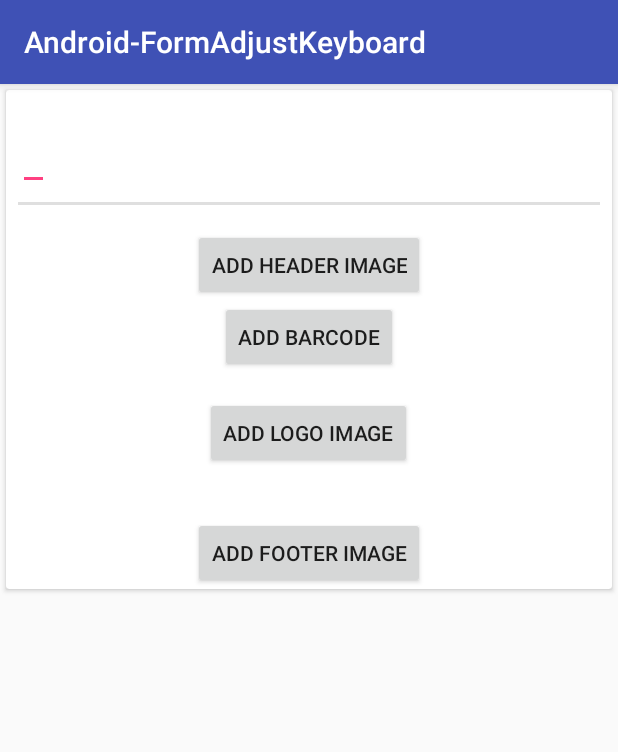
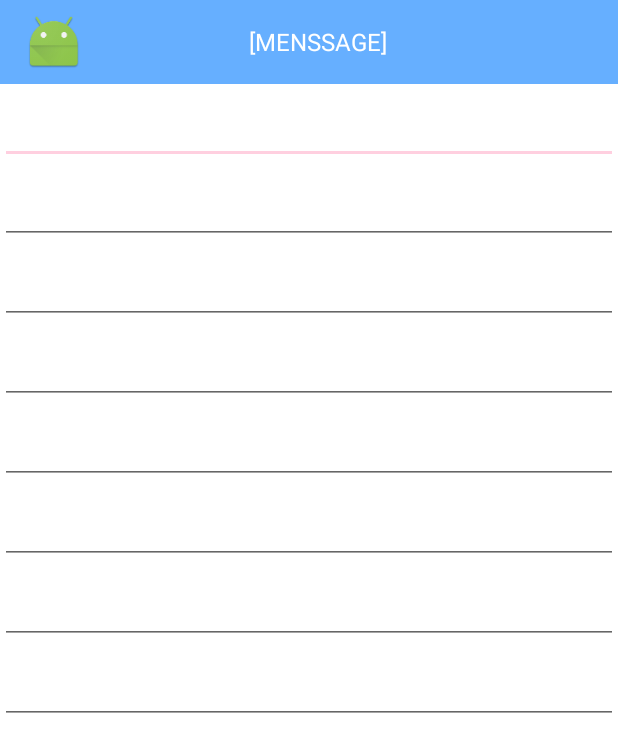
Before and after one commit to PibeDx/Android-FormAdjustKeyboard, an Android app: the screen it shows after launch (MainActivity), on a phone screen of 412 x 824 dp. Shown: the top 752 px of the screen. Run offline under Robolectric (Android 15) with nearby library versions, the phone set to English and light mode, and no system bars; plain views replace CategoryIndicatorViewWithIcon, TimeAndNavBar.

Commit message:
refactor change smaple with constraint

```diff
--- a/app/src/main/AndroidManifest.xml
+++ b/app/src/main/AndroidManifest.xml
@@ -9,7 +9,11 @@
         android:roundIcon="@mipmap/ic_launcher_round"
         android:supportsRtl="true"
         android:theme="@style/AppTheme">
-        <activity android:name=".MainActivity">
+        <activity android:name=".MainActivity"
+        android:windowSoftInputMode="adjustResize"
+
+        >
+
             <intent-filter>
                 <action android:name="android.intent.action.MAIN"/>
 
--- a/app/src/main/java/com/josecuentas/android_formadjustkeyboard/MainActivity.java
+++ b/app/src/main/java/com/josecuentas/android_formadjustkeyboard/MainActivity.java
@@ -1,13 +1,13 @@
 package com.josecuentas.android_formadjustkeyboard;
 
+import android.os.Bundle;
 import android.support.v7.app.AppCompatActivity;
-import android.os.Bundle;
 
 public class MainActivity extends AppCompatActivity {
 
     @Override
     protected void onCreate(Bundle savedInstanceState) {
         super.onCreate(savedInstanceState);
-        setContentView(R.layout.activity_main);
+        setContentView(R.layout.activity_main2);
     }
 }
--- a/app/src/main/res/layout/activity_main.xml
+++ b/app/src/main/res/layout/activity_main.xml
@@ -51,7 +51,7 @@
 
                         <EditText
                             android:id="@+id/passTitle"
-                            android:layout_width="wrap_content"
+                            android:layout_width="match_parent"
                             android:layout_height="wrap_content"
                             android:paddingTop="4dp"
                             android:textAppearance="?android:attr/textAppearanceMedium"
--- /dev/null
+++ b/app/src/main/res/layout/activity_main2.xml
@@ -0,0 +1,185 @@
+<?xml version="1.0" encoding="utf-8"?>
+<android.support.constraint.ConstraintLayout
+    xmlns:android="http://schemas.android.com/apk/res/android"
+    xmlns:app="http://schemas.android.com/apk/res-auto"
+    xmlns:tools="http://schemas.android.com/tools"
+    android:layout_width="match_parent"
+    android:layout_height="match_parent"
+    android:background="#ff0000"
+    android:clipToPadding="false"
+    android:fitsSystemWindows="true"
+    >
+
+
+    <android.support.v7.widget.Toolbar
+        android:id="@+id/toolbar"
+        android:layout_width="0dp"
+        android:layout_height="?attr/actionBarSize"
+        android:background="#66AFFF"
+        android:minHeight="200dp"
+        android:fitsSystemWindows="false"
+        app:layout_constraintHorizontal_bias="0.0"
+        app:layout_constraintLeft_toLeftOf="parent"
+        app:layout_constraintRight_toRightOf="parent"
+        app:layout_constraintTop_toTopOf="parent"
+        >
+
+        <RelativeLayout
+            android:layout_width="match_parent"
+            android:layout_height="match_parent"
+            android:layout_margin="3dp"
+            >
+
+            <android.support.v7.widget.AppCompatImageView
+                android:id="@+id/iviMenu"
+                android:layout_width="40dp"
+                android:layout_height="40dp"
+                android:layout_alignParentLeft="true"
+                android:layout_centerVertical="true"
+                android:adjustViewBounds="true"
+                android:scaleType="centerInside"
+                app:srcCompat="@mipmap/ic_launcher"
+                />
+
+            <TextView
+                android:id="@+id/tviTitle"
+                android:layout_width="wrap_content"
+                android:layout_height="wrap_content"
+                android:layout_centerInParent="true"
+                android:text="[MENSSAGE]"
+                android:textColor="#FFF"
+                android:textSize="16sp"
+                />
+
+        </RelativeLayout>
+    </android.support.v7.widget.Toolbar>
+
+
+    <android.support.constraint.ConstraintLayout
+        android:id="@+id/pass_card"
+        android:layout_width="0dp"
+        android:layout_height="0dp"
+        android:background="#FFFFFF"
+        android:orientation="vertical"
+        android:visibility="visible"
+        app:layout_constraintBottom_toBottomOf="parent"
+        app:layout_constraintLeft_toLeftOf="parent"
+        app:layout_constraintRight_toRightOf="parent"
+        app:layout_constraintTop_toBottomOf="@+id/toolbar"
+        >
+        <!--android:background="#e415e4"-->
+
+        <ScrollView
+            android:layout_width="0dp"
+            android:layout_height="0dp"
+            android:layout_marginBottom="8dp"
+            android:layout_marginTop="0dp"
+            app:layout_constraintBottom_toBottomOf="parent"
+            app:layout_constraintLeft_toLeftOf="parent"
+            app:layout_constraintRight_toRightOf="parent"
+            app:layout_constraintTop_toTopOf="parent"
+            app:layout_constraintVertical_bias="0.0"
+            android:fillViewport="true"
+
+            >
+
+            <!--<LinearLayout
+                android:layout_width="wrap_content"
+                android:layout_height="wrap_content"
+                android:orientation="vertical"
+                >
+            </LinearLayout>-->
+
+            <android.support.constraint.ConstraintLayout
+                android:layout_width="match_parent"
+                android:layout_height="wrap_content"
+                >
+
+                <EditText
+                    android:id="@+id/edittext1"
+                    android:layout_width="0dp"
+                    android:layout_height="wrap_content"
+                    android:layout_marginTop="8dp"
+                    app:layout_constraintLeft_toLeftOf="parent"
+                    app:layout_constraintRight_toRightOf="parent"
+                    app:layout_constraintTop_toTopOf="parent"
+                    />
+
+                <EditText
+                    android:id="@+id/edittext2"
+                    android:layout_width="0dp"
+                    android:layout_height="wrap_content"
+                    android:layout_marginTop="8dp"
+                    app:layout_constraintLeft_toLeftOf="parent"
+                    app:layout_constraintRight_toRightOf="parent"
+                    app:layout_constraintTop_toBottomOf="@+id/edittext1"
+                    />
+
+                <EditText
+                    android:id="@+id/edittext3"
+                    android:layout_width="0dp"
+                    android:layout_height="wrap_content"
+                    android:layout_marginTop="8dp"
+                    app:layout_constraintLeft_toLeftOf="parent"
+                    app:layout_constraintRight_toRightOf="parent"
+                    app:layout_constraintTop_toBottomOf="@+id/edittext2"
+                    />
+
+                <EditText
+                    android:id="@+id/edittext4"
+                    android:layout_width="0dp"
+                    android:layout_height="wrap_content"
+                    android:layout_marginTop="8dp"
+                    app:layout_constraintLeft_toLeftOf="parent"
+                    app:layout_constraintRight_toRightOf="parent"
+                    app:layout_constraintTop_toBottomOf="@+id/edittext3"
+                    />
+
+                <EditText
+                    android:id="@+id/edittext5"
+                    android:layout_width="0dp"
+                    android:layout_height="wrap_content"
+                    android:layout_marginTop="8dp"
+                    app:layout_constraintLeft_toLeftOf="parent"
+                    app:layout_constraintRight_toRightOf="parent"
+                    app:layout_constraintTop_toBottomOf="@+id/edittext4"
+                    />
+
+                <EditText
+                    android:id="@+id/edittext6"
+                    android:layout_width="0dp"
+                    android:layout_height="wrap_content"
+                    android:layout_marginTop="8dp"
+                    app:layout_constraintLeft_toLeftOf="parent"
+                    app:layout_constraintRight_toRightOf="parent"
+                    app:layout_constraintTop_toBottomOf="@+id/edittext5"
+                    />
+
+                <EditText
+                    android:id="@+id/edittext7"
+                    android:layout_width="0dp"
+                    android:layout_height="wrap_content"
+                    android:layout_marginTop="8dp"
+                    app:layout_constraintLeft_toLeftOf="parent"
+                    app:layout_constraintRight_toRightOf="parent"
+                    app:layout_constraintTop_toBottomOf="@+id/edittext6"
+                    />
+
+                <EditText
+                    android:id="@+id/edittext8"
+                    android:layout_width="0dp"
+                    android:layout_height="wrap_content"
+                    android:layout_marginTop="8dp"
+                    app:layout_constraintLeft_toLeftOf="parent"
+                    app:layout_constraintRight_toRightOf="parent"
+                    app:layout_constraintTop_toBottomOf="@+id/edittext7"
+                    />
+
+            </android.support.constraint.ConstraintLayout>
+
+
+        </ScrollView>
+    </android.support.constraint.ConstraintLayout>
+
+
+</android.support.constraint.ConstraintLayout>
--- a/app/src/main/res/values/colors.xml
+++ b/app/src/main/res/values/colors.xml
@@ -2,5 +2,5 @@
 <resources>
     <color name="colorPrimary">#3F51B5</color>
     <color name="colorPrimaryDark">#303F9F</color>
-    <color name="colorAccent">#FF4081</color>
+    <color name="colorAccent">#40FF4081</color>
 </resources>
--- a/app/src/main/res/values/styles.xml
+++ b/app/src/main/res/values/styles.xml
@@ -1,11 +1,24 @@
 <resources>
 
     <!-- Base application theme. -->
-    <style name="AppTheme" parent="Theme.AppCompat.Light.DarkActionBar">
+    <style name="AppTheme" parent="Theme.AppCompat.Light.NoActionBar">
         <!-- Customize your theme here. -->
         <item name="colorPrimary">@color/colorPrimary</item>
         <item name="colorPrimaryDark">@color/colorPrimaryDark</item>
         <item name="colorAccent">@color/colorAccent</item>
+
+        <item name="windowActionBar">false</item>
+        <item name="windowNoTitle">true</item>
+        <item name="android:windowTranslucentStatus">true</item>
+        <item name="android:windowBackground">@color/colorAccent</item>
+
+        <!--<item name="android:windowTranslucentNavigation">false</item>-->
+        <item name="android:actionBarStyle">@style/TranslucentActionBar</item>
+
+    </style>
+
+    <style name="TranslucentActionBar" parent="@android:style/Widget.Holo.Light.ActionBar">
+        <item name="android:background">@color/colorPrimary</item>
     </style>
 
 </resources>
```
